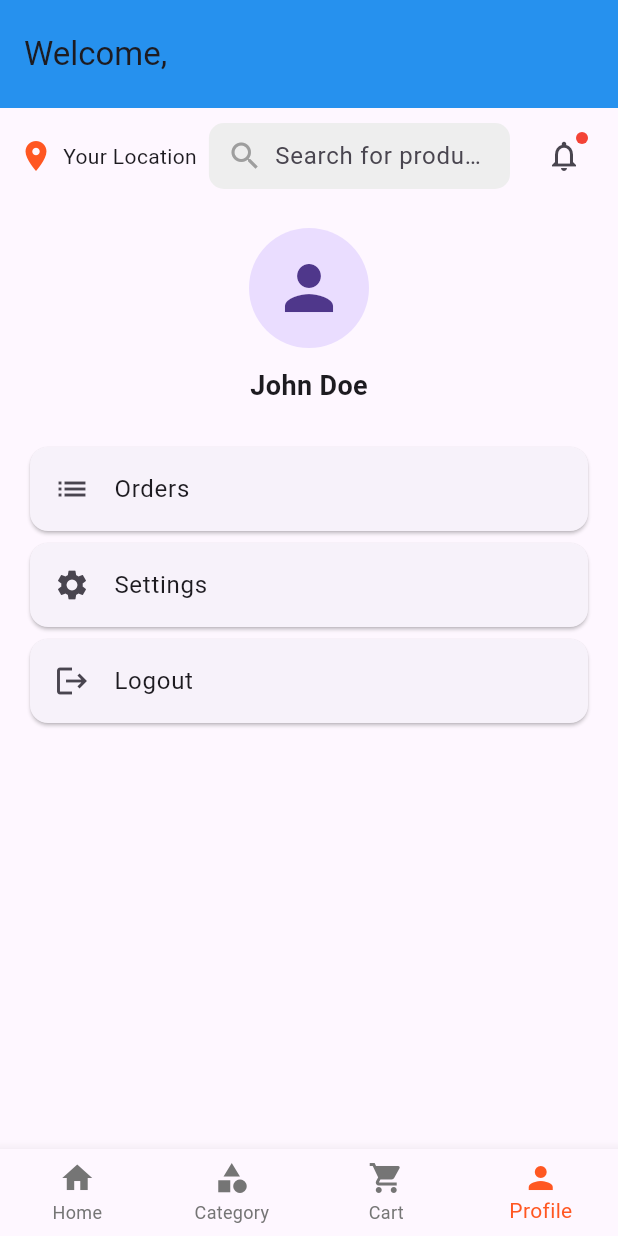
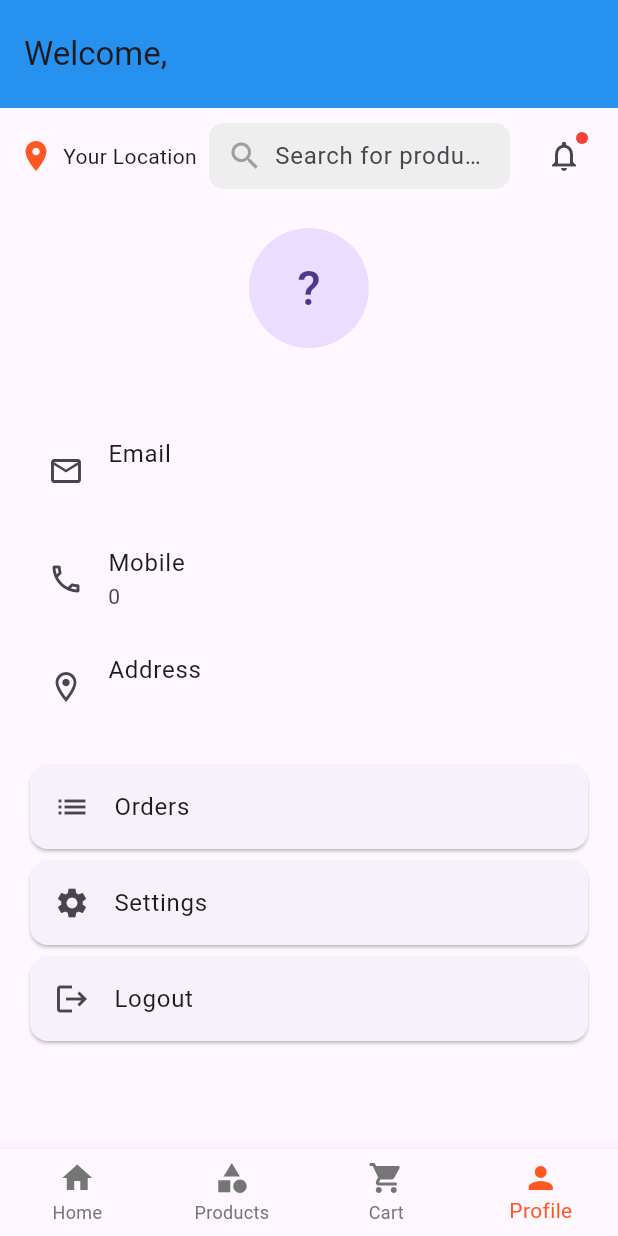
Before and after one commit to Munshifpk/cart_Link, a Flutter app: the CustomerHome screen opened directly with empty values, item 4 of the bottom bar chosen, after a tap on the "notifications none" icon, on a phone screen of 412 x 824 dp. Run offline on Flutter 3.47's test engine with Material 3 defaults, Android fonts, the phone set to English and light mode, and no system bars; our stand-ins replace image_picker, lottie; missing offline and left inert: mongo_dart.

Commit message:
19:07 23-11-25

```diff
--- /dev/null
+++ b/lib/Customer/bottom bar/home_page.dart
@@ -0,0 +1,57 @@
+import 'package:flutter/material.dart';
+import '../customer_home.dart';
+
+class CustomerHomePage extends StatelessWidget {
+  final Customer? customer;
+  const CustomerHomePage({super.key, this.customer});
+
+  @override
+  Widget build(BuildContext context) {
+    return SingleChildScrollView(
+      key: const PageStorageKey('home'),
+      padding: const EdgeInsets.all(16),
+      child: Column(
+        crossAxisAlignment: CrossAxisAlignment.start,
+        children: [
+          const Text(
+            'Welcome back!',
+            style: TextStyle(fontSize: 20, fontWeight: FontWeight.bold),
+          ),
+          const SizedBox(height: 12),
+          Container(
+            height: 140,
+            decoration: BoxDecoration(
+              color: Colors.blue.shade100,
+              borderRadius: BorderRadius.circular(12),
+            ),
+            child: const Center(child: Text('Promo banner / carousel')),
+          ),
+          const SizedBox(height: 16),
+          const Text(
+            'Recommended',
+            style: TextStyle(fontSize: 16, fontWeight: FontWeight.w600),
+          ),
+          const SizedBox(height: 8),
+          GridView.builder(
+            shrinkWrap: true,
+            physics: const NeverScrollableScrollPhysics(),
+            gridDelegate: const SliverGridDelegateWithFixedCrossAxisCount(
+              crossAxisCount: 2,
+              crossAxisSpacing: 8,
+              mainAxisSpacing: 8,
+              childAspectRatio: 3 / 2,
+            ),
+            itemCount: 4,
+            itemBuilder: (context, i) => Container(
+              decoration: BoxDecoration(
+                color: Colors.grey.shade200,
+                borderRadius: BorderRadius.circular(8),
+              ),
+              child: Center(child: Text('Item ${i + 1}')),
+            ),
+          ),
+        ],
+      ),
+    );
+  }
+}
--- /dev/null
+++ b/lib/Customer/bottom bar/profile_page.dart
@@ -0,0 +1,77 @@
+import 'package:cart_link/main.dart' as app_main;
+import 'package:flutter/material.dart';
+import '../customer_home.dart';
+
+class CustomerProfilePage extends StatelessWidget {
+  final Customer? customer;
+  const CustomerProfilePage({super.key, this.customer});
+
+  @override
+  Widget build(BuildContext context) {
+    final name = customer?.customerName ?? 'Unknown';
+    final email = customer?.email ?? '—';
+    final mobile = customer?.mobile?.toString() ?? '—';
+    final address = customer?.address ?? '—';
+
+    return ListView(
+      key: const PageStorageKey('profile'),
+      padding: const EdgeInsets.all(16),
+      children: [
+        CircleAvatar(
+          radius: 40,
+          child: Text(name.isNotEmpty ? name[0] : '?', style: const TextStyle(fontSize: 32)),
+        ),
+        const SizedBox(height: 12),
+        Center(
+          child: Text(
+            name,
+            style: const TextStyle(fontSize: 18, fontWeight: FontWeight.bold),
+          ),
+        ),
+        const SizedBox(height: 8),
+        ListTile(
+          leading: const Icon(Icons.email_outlined),
+          title: const Text('Email'),
+          subtitle: Text(email),
+        ),
+        ListTile(
+          leading: const Icon(Icons.phone_outlined),
+          title: const Text('Mobile'),
+          subtitle: Text(mobile),
+        ),
+        ListTile(
+          leading: const Icon(Icons.location_on_outlined),
+          title: const Text('Address'),
+          subtitle: Text(address),
+        ),
+        const SizedBox(height: 12),
+        Card(
+          child: ListTile(
+            title: const Text('Orders'),
+            leading: const Icon(Icons.list),
+            onTap: () {},
+          ),
+        ),
+        Card(
+          child: ListTile(
+            title: const Text('Settings'),
+            leading: const Icon(Icons.settings),
+            onTap: () {},
+          ),
+        ),
+        Card(
+          child: ListTile(
+            title: const Text('Logout'),
+            leading: const Icon(Icons.logout),
+            onTap: () {
+              Navigator.push(
+                context,
+                MaterialPageRoute(builder: (context) => app_main.HomePage()),
+              );
+            },
+          ),
+        ),
+      ],
+    );
+  }
+}
--- a/lib/Customer/customer_home.dart
+++ b/lib/Customer/customer_home.dart
@@ -1,11 +1,26 @@
 import 'package:cart_link/main.dart';
 import 'package:flutter/material.dart';
+import 'bottom bar/home_page.dart';
+import 'bottom bar/products_page.dart';
+import 'bottom bar/cart_page.dart';
+import 'bottom bar/profile_page.dart';
 
 class Customer {
-  final String name;
+  final String? id;
+  final String customerName;
   final String? email;
+  final int? mobile;
+  final String? address;
+  final DateTime? createdAt;
 
-  const Customer({required this.name, this.email});
+  const Customer({
+    this.id,
+    required this.customerName,
+    this.email,
+    this.mobile,
+    this.address,
+    this.createdAt,
+  });
 }
 
 class CustomerHome extends StatefulWidget {
@@ -19,11 +34,11 @@ class CustomerHome extends StatefulWidget {
 class _CustomerHomeState extends State<CustomerHome> {
   int _currentIndex = 0;
 
-  static const List<Widget> _pages = <Widget>[
-    _HomePage(),
-    _CategoryPage(),
-    _CartPage(),
-    _ProfilePage(),
+  List<Widget> get _pages => <Widget>[
+    CustomerHomePage(customer: widget.customer),
+    CustomerProductsPage(customer: widget.customer),
+    CustomerCartPage(customer: widget.customer),
+    CustomerProfilePage(customer: widget.customer),
   ];
 
   void _onTap(int index) {
@@ -35,7 +50,7 @@ class _CustomerHomeState extends State<CustomerHome> {
   Widget build(BuildContext context) {
     return Scaffold(
       appBar: AppBar(
-        title: Text('Welcome, ${widget.customer.name}'),
+        title: Text('Welcome, ${widget.customer.customerName}'),
         backgroundColor: Colors.blue,
         toolbarHeight: 72,
         centerTitle: false,
@@ -163,8 +178,8 @@ class _CustomerHomeState extends State<CustomerHome> {
         items: const [
           BottomNavigationBarItem(icon: Icon(Icons.home), label: 'Home'),
           BottomNavigationBarItem(
-            icon: Icon(Icons.category),
-            label: 'Category',
+            icon: Icon(Icons.category_sharp),
+            label: 'Products',
           ),
           BottomNavigationBarItem(
             icon: Icon(Icons.shopping_cart),
@@ -178,153 +193,153 @@ class _CustomerHomeState extends State<CustomerHome> {
 }
 
 // Placeholder pages - replace with real implementations
-class _HomePage extends StatelessWidget {
-  const _HomePage();
+// class _HomePage extends StatelessWidget {
+//   const _HomePage();
 
-  @override
-  Widget build(BuildContext context) {
-    return SingleChildScrollView(
-      key: const PageStorageKey('home'),
-      padding: const EdgeInsets.all(16),
-      child: Column(
-        crossAxisAlignment: CrossAxisAlignment.start,
-        children: [
-          const Text(
-            'Welcome back!',
-            style: TextStyle(fontSize: 20, fontWeight: FontWeight.bold),
-          ),
-          const SizedBox(height: 12),
-          Container(
-            height: 140,
-            decoration: BoxDecoration(
-              color: Colors.blue.shade100,
-              borderRadius: BorderRadius.circular(12),
-            ),
-            child: const Center(child: Text('Promo banner / carousel')),
-          ),
-          const SizedBox(height: 16),
-          const Text(
-            'Recommended',
-            style: TextStyle(fontSize: 16, fontWeight: FontWeight.w600),
-          ),
-          const SizedBox(height: 8),
-          GridView.builder(
-            shrinkWrap: true,
-            physics: const NeverScrollableScrollPhysics(),
-            gridDelegate: const SliverGridDelegateWithFixedCrossAxisCount(
-              crossAxisCount: 2,
-              crossAxisSpacing: 8,
-              mainAxisSpacing: 8,
-              childAspectRatio: 3 / 2,
-            ),
-            itemCount: 4,
-            itemBuilder: (context, i) => Container(
-              decoration: BoxDecoration(
-                color: Colors.grey.shade200,
-                borderRadius: BorderRadius.circular(8),
-              ),
-              child: Center(child: Text('Item ${i + 1}')),
-            ),
-          ),
-        ],
-      ),
-    );
-  }
-}
+//   @override
+//   Widget build(BuildContext context) {
+//     return SingleChildScrollView(
+//       key: const PageStorageKey('home'),
+//       padding: const EdgeInsets.all(16),
+//       child: Column(
+//         crossAxisAlignment: CrossAxisAlignment.start,
+//         children: [
+//           const Text(
+//             'Welcome back!',
+//             style: TextStyle(fontSize: 20, fontWeight: FontWeight.bold),
+//           ),
+//           const SizedBox(height: 12),
+//           Container(
+//             height: 140,
+//             decoration: BoxDecoration(
+//               color: Colors.blue.shade100,
+//               borderRadius: BorderRadius.circular(12),
+//             ),
+//             child: const Center(child: Text('Promo banner / carousel')),
+//           ),
+//           const SizedBox(height: 16),
+//           const Text(
+//             'Recommended',
+//             style: TextStyle(fontSize: 16, fontWeight: FontWeight.w600),
+//           ),
+//           const SizedBox(height: 8),
+//           GridView.builder(
+//             shrinkWrap: true,
+//             physics: const NeverScrollableScrollPhysics(),
+//             gridDelegate: const SliverGridDelegateWithFixedCrossAxisCount(
+//               crossAxisCount: 2,
+//               crossAxisSpacing: 8,
+//               mainAxisSpacing: 8,
+//               childAspectRatio: 3 / 2,
+//             ),
+//             itemCount: 4,
+//             itemBuilder: (context, i) => Container(
+//               decoration: BoxDecoration(
+//                 color: Colors.grey.shade200,
+//                 borderRadius: BorderRadius.circular(8),
+//               ),
+//               child: Center(child: Text('Item ${i + 1}')),
+//             ),
+//           ),
+//         ],
+//       ),
+//     );
+//   }
+// }
 
-class _CategoryPage extends StatelessWidget {
-  const _CategoryPage();
+// class _ProductsPage extends StatelessWidget {
+//   const _ProductsPage();
 
-  @override
-  Widget build(BuildContext context) {
-    return ListView(
-      key: const PageStorageKey('category'),
-      padding: const EdgeInsets.all(16),
-      children: List.generate(
-        8,
-        (i) => Card(
-          child: ListTile(
-            leading: CircleAvatar(child: Text('${i + 1}')),
-            title: Text('Category ${i + 1}'),
-            subtitle: const Text('Tap to view'),
-            onTap: () {},
-          ),
-        ),
-      ),
-    );
-  }
-}
+//   @override
+//   Widget build(BuildContext context) {
+//     return ListView(
+//       key: const PageStorageKey('category'),
+//       padding: const EdgeInsets.all(16),
+//       children: List.generate(
+//         8,
+//         (i) => Card(
+//           child: ListTile(
+//             leading: CircleAvatar(child: Text('${i + 1}')),
+//             title: Text('Category ${i + 1}'),
+//             subtitle: const Text('Tap to view'),
+//             onTap: () {},
+//           ),
+//         ),
+//       ),
+//     );
+//   }
+// }
 
-class _CartPage extends StatelessWidget {
-  const _CartPage();
+// class _CartPage extends StatelessWidget {
+//   const _CartPage();
 
-  @override
-  Widget build(BuildContext context) {
-    return Center(
-      key: const PageStorageKey('cart'),
-      child: Column(
-        mainAxisSize: MainAxisSize.min,
-        children: [
-          const Icon(
-            Icons.shopping_cart_outlined,
-            size: 64,
-            color: Colors.grey,
-          ),
-          const SizedBox(height: 12),
-          const Text('Your cart is empty', style: TextStyle(fontSize: 16)),
-          const SizedBox(height: 8),
-          ElevatedButton(onPressed: () => {}, child: const Text('Shop now')),
-        ],
-      ),
-    );
-  }
-}
+//   @override
+//   Widget build(BuildContext context) {
+//     return Center(
+//       key: const PageStorageKey('cart'),
+//       child: Column(
+//         mainAxisSize: MainAxisSize.min,
+//         children: [
+//           const Icon(
+//             Icons.shopping_cart_outlined,
+//             size: 64,
+//             color: Colors.grey,
+//           ),
+//           const SizedBox(height: 12),
+//           const Text('Your cart is empty', style: TextStyle(fontSize: 16)),
+//           const SizedBox(height: 8),
+//           ElevatedButton(onPressed: () => {}, child: const Text('Shop now')),
+//         ],
+//       ),
+//     );
+//   }
+// }
 
-class _ProfilePage extends StatelessWidget {
-  const _ProfilePage();
+// class _ProfilePage extends StatelessWidget {
+//   const _ProfilePage();
 
-  @override
-  Widget build(BuildContext context) {
-    return ListView(
-      key: const PageStorageKey('profile'),
-      padding: const EdgeInsets.all(16),
-      children: [
-        const CircleAvatar(radius: 40, child: Icon(Icons.person, size: 48)),
-        const SizedBox(height: 12),
-        const Center(
-          child: Text(
-            'John Doe',
-            style: TextStyle(fontSize: 18, fontWeight: FontWeight.bold),
-          ),
-        ),
-        const SizedBox(height: 24),
-        Card(
-          child: ListTile(
-            title: const Text('Orders'),
-            leading: const Icon(Icons.list),
-            onTap: () {},
-          ),
-        ),
-        Card(
-          child: ListTile(
-            title: const Text('Settings'),
-            leading: const Icon(Icons.settings),
-            onTap: () {},
-          ),
-        ),
-        Card(
-          child: ListTile(
-            title: const Text('Logout'),
-            leading: const Icon(Icons.logout),
-            onTap: () {
-              Navigator.push(
-                context,
-                MaterialPageRoute(builder: (context) => HomePage()),
-              );
-            },
-          ),
-        ),
-      ],
-    );
-  }
-}
+//   @override
+//   Widget build(BuildContext context) {
+//     return ListView(
+//       key: const PageStorageKey('profile'),
+//       padding: const EdgeInsets.all(16),
+//       children: [
+//         const CircleAvatar(radius: 40, child: Icon(Icons.person, size: 48)),
+//         const SizedBox(height: 12),
+//         const Center(
+//           child: Text(
+//             'John Doe',
+//             style: TextStyle(fontSize: 18, fontWeight: FontWeight.bold),
+//           ),
+//         ),
+//         const SizedBox(height: 24),
+//         Card(
+//           child: ListTile(
+//             title: const Text('Orders'),
+//             leading: const Icon(Icons.list),
+//             onTap: () {},
+//           ),
+//         ),
+//         Card(
+//           child: ListTile(
+//             title: const Text('Settings'),
+//             leading: const Icon(Icons.settings),
+//             onTap: () {},
+//           ),
+//         ),
+//         Card(
+//           child: ListTile(
+//             title: const Text('Logout'),
+//             leading: const Icon(Icons.logout),
+//             onTap: () {
+//               Navigator.push(
+//                 context,
+//                 MaterialPageRoute(builder: (context) => HomePage()),
+//               );
+//             },
+//           ),
+//         ),
+//       ],
+//     );
+//   }
+// }
--- a/lib/Customer/login.dart
+++ b/lib/Customer/login.dart
@@ -10,8 +10,6 @@ import 'package:flutter/foundation.dart' show kIsWeb;
 final String _backendUrl = kIsWeb
     ? 'http://localhost:5000/api/customersauth'
     : 'http://10.0.2.2:5000/api/customersauth';
-
-
 
 class LoginPage extends StatefulWidget {
   const LoginPage({super.key});
@@ -86,12 +84,24 @@ class _LoginPageState extends State<LoginPage> {
 
             Future.delayed(const Duration(milliseconds: 800), () {
               if (mounted) {
-
                 Navigator.pushReplacement(
                   context,
                   MaterialPageRoute(
                     builder: (context) => CustomerHome(
-                          customer: Customer(name: customer['customerName']))),
+                      customer: Customer(
+                        id: customer['_id']?.toString(),
+                        customerName: customer['customerName'] ?? '',
+                        email: customer['email'],
+                        mobile: customer['mobile'] is int
+                            ? customer['mobile']
+                            : (int.tryParse(customer['mobile']?.toString() ?? '') ?? null),
+                        address: customer['address'],
+                        createdAt: customer['createdAt'] != null
+                            ? DateTime.tryParse(customer['createdAt'])
+                            : null,
+                      ),
+                    ),
+                  ),
                 );
               }
             });
@@ -129,6 +139,7 @@ class _LoginPageState extends State<LoginPage> {
       }
     }
   }
+
   void _showErrorDialog(String title, String message) {
     if (!mounted) return;
 
@@ -215,10 +226,7 @@ class _LoginPageState extends State<LoginPage> {
                         const Text(
                           'Login to continue shopping',
                           textAlign: TextAlign.center,
-                          style: TextStyle(
-                            fontSize: 16,
-                            color: Colors.grey,
-                          ),
+                          style: TextStyle(fontSize: 16, color: Colors.grey),
                         ),
                         const SizedBox(height: 24),
                         _buildTextFormField(
@@ -251,7 +259,8 @@ class _LoginPageState extends State<LoginPage> {
                                   ? Icons.visibility_outlined
                                   : Icons.visibility_off_outlined,
                             ),
-                            onPressed: () => setState(() => _obscure = !_obscure),
+                            onPressed: () =>
+                                setState(() => _obscure = !_obscure),
                           ),
                           validator: (v) {
                             if (v == null || v.isEmpty) {
@@ -274,7 +283,6 @@ class _LoginPageState extends State<LoginPage> {
                         ),
                         const SizedBox(height: 8),
                         ElevatedButton(
-
                           style: ElevatedButton.styleFrom(
                             padding: const EdgeInsets.symmetric(vertical: 16),
                             shape: RoundedRectangleBorder(
@@ -305,7 +313,8 @@ class _LoginPageState extends State<LoginPage> {
                             TextButton(
                               onPressed: () => Navigator.of(context).push(
                                 MaterialPageRoute(
-                                    builder: (_) => const SignUpPage()),
+                                  builder: (_) => const SignUpPage(),
+                                ),
                               ),
                               child: const Text(
                                 'Sign up',
@@ -338,6 +347,7 @@ class _LoginPageState extends State<LoginPage> {
     String? Function(String?)? validator,
     TextInputType? keyboardType,
     List<TextInputFormatter>? inputFormatters,
+    String? value,
   }) {
     return TextFormField(
       controller: controller,
@@ -349,9 +359,7 @@ class _LoginPageState extends State<LoginPage> {
         labelText: labelText,
         prefixIcon: Icon(prefixIcon),
         suffixIcon: suffixIcon,
-        border: OutlineInputBorder(
-          borderRadius: BorderRadius.circular(12),
-        ),
+        border: OutlineInputBorder(borderRadius: BorderRadius.circular(12)),
         filled: true,
         fillColor: Colors.grey[100],
       ),
--- a/lib/Customer/singup.dart
+++ b/lib/Customer/singup.dart
@@ -75,8 +75,9 @@ class _SignUpPageState extends State<SignUpPage> {
         Navigator.pushAndRemoveUntil(
           context,
           MaterialPageRoute(
-            builder: (context) =>
-                CustomerHome(customer: Customer(name: _nameController.text)),
+            builder: (context) => CustomerHome(
+              customer: Customer(customerName: _nameController.text),
+            ),
           ),
           (Route<dynamic> route) => false,
         );
```
Also changed, not shown: lib/Customer/bottom bar/cart_page.dart (added, +28 -0 lines), lib/Customer/bottom bar/products_page.dart (added, +26 -0 lines), pubspec.lock. Lines whose indentation alone changed are shown as unchanged.
